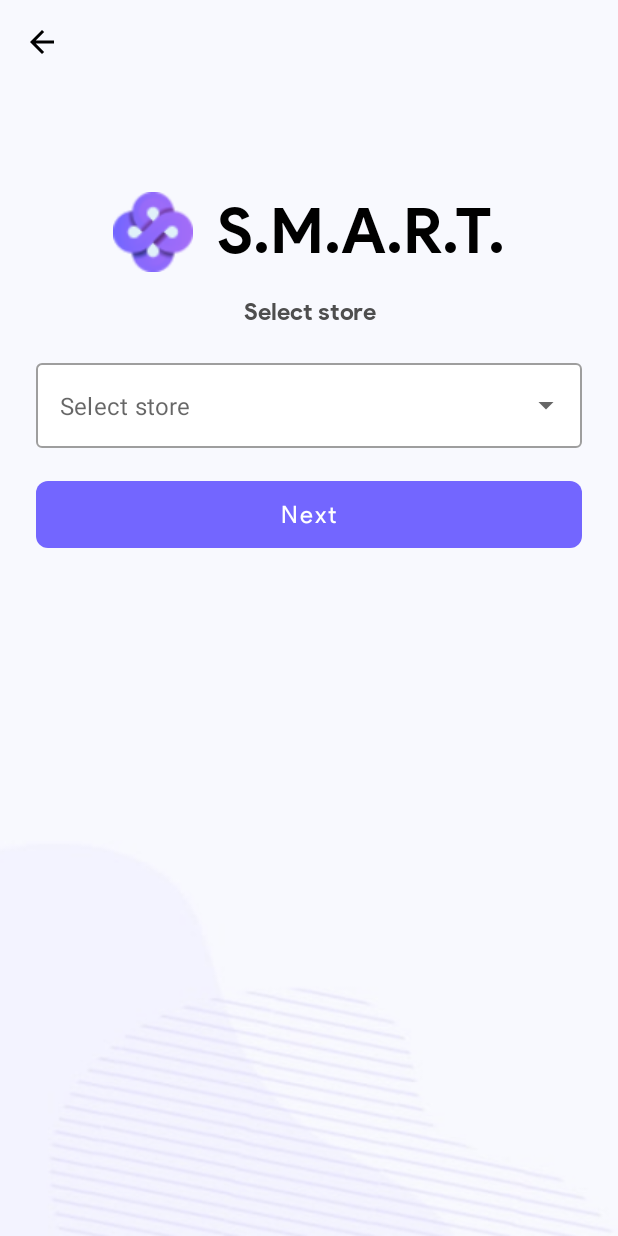
After one commit to pravinkakde003/SMART, an Android app: the SelectStoreActivity screen opened directly, with no data from a screen before it, on a phone screen of 412 x 824 dp. The commit adds this screen. Run offline under Robolectric (Android 15) with nearby library versions, the phone set to English and light mode, and no system bars.

Commit message:
Completed Select Store screen

```diff
--- a/app/src/main/java/com/user/smart/utils/AppConstant.kt
+++ b/app/src/main/java/com/user/smart/utils/AppConstant.kt
@@ -4,5 +4,5 @@ object AppConstant {
     const val LOGIN = "login"
     const val SIGN_UP = "signUp"
     const val DATA_KEY = "signUp"
-    const val SPLASH_SCREEN_DELAY = 3000
+    const val SPLASH_SCREEN_DELAY = 1000
 }
--- /dev/null
+++ b/app/src/main/java/com/user/smart/views/activity/SelectStoreActivity.kt
@@ -0,0 +1,47 @@
+package com.user.smart.views.activity
+
+import android.content.Intent
+import android.os.Bundle
+import android.view.View
+import android.widget.ArrayAdapter
+import android.widget.AutoCompleteTextView
+import androidx.appcompat.app.AppCompatActivity
+import com.user.smart.R
+import com.user.smart.databinding.ActivitySelectStoreBinding
+
+class SelectStoreActivity : AppCompatActivity(), View.OnClickListener {
+    private lateinit var binding: ActivitySelectStoreBinding
+    override fun onCreate(savedInstanceState: Bundle?) {
+        super.onCreate(savedInstanceState)
+        binding = ActivitySelectStoreBinding.inflate(layoutInflater)
+        setContentView(binding.root)
+
+        binding.toolbar.setNavigationOnClickListener {
+            onBackPressed()
+        }
+        val items = listOf(
+            "Fultondale Chevron 7017006",
+            "Fultondale Chevron 7017006 2",
+            "Fultondale Chevron 7017006 3",
+            "Fultondale Chevron 7017006 4"
+        )
+        val adapter = ArrayAdapter(this, R.layout.dropdown_list_item, items)
+        (binding.textField.editText as? AutoCompleteTextView)?.setAdapter(adapter)
+    }
+
+    override fun onBackPressed() {
+        super.onBackPressed()
+        finish()
+        overridePendingTransition(R.anim.fade_in, R.anim.fade_out)
+    }
+
+    override fun onClick(view: View?) {
+        when (view) {
+            binding.nextButton -> {
+                val intent = Intent(this@SelectStoreActivity, ForgetPasswordActivity::class.java)
+                startActivity(intent)
+                overridePendingTransition(R.anim.fade_in, R.anim.fade_out)
+            }
+        }
+    }
+}
--- /dev/null
+++ b/app/src/main/res/drawable/ic_baseline_arrow_back_24.xml
@@ -0,0 +1,5 @@
+<vector android:autoMirrored="true" android:height="24dp"
+    android:tint="#000000" android:viewportHeight="24"
+    android:viewportWidth="24" android:width="24dp" xmlns:android="http://schemas.android.com/apk/res/android">
+    <path android:fillColor="@android:color/white" android:pathData="M20,11H7.83l5.59,-5.59L12,4l-8,8 8,8 1.41,-1.41L7.83,13H20v-2z"/>
+</vector>
--- /dev/null
+++ b/app/src/main/res/layout/activity_select_store.xml
@@ -0,0 +1,88 @@
+<?xml version="1.0" encoding="utf-8"?>
+<androidx.constraintlayout.widget.ConstraintLayout xmlns:android="http://schemas.android.com/apk/res/android"
+    xmlns:app="http://schemas.android.com/apk/res-auto"
+    android:layout_width="match_parent"
+    android:layout_height="match_parent"
+    android:background="@drawable/ic_screen_bg">
+
+    <com.google.android.material.appbar.MaterialToolbar
+        android:id="@+id/toolbar"
+        style="@style/Widget.MaterialComponents.Toolbar.Primary"
+        android:layout_width="match_parent"
+        android:layout_height="?attr/actionBarSize"
+        android:background="@color/app_background_blue"
+        android:elevation="0dp"
+        app:layout_constraintEnd_toEndOf="parent"
+        app:layout_constraintStart_toStartOf="parent"
+        app:layout_constraintTop_toTopOf="parent"
+        app:navigationIcon="@drawable/ic_baseline_arrow_back_24" />
+
+    <com.google.android.material.textview.MaterialTextView
+        android:id="@+id/textviewLogo"
+        style="@style/TextAppearance.Display2"
+        android:layout_width="wrap_content"
+        android:layout_height="wrap_content"
+        android:layout_marginTop="72dp"
+        android:drawableStart="@drawable/ic_app_logo_small"
+        android:drawablePadding="16dp"
+        android:gravity="center"
+        android:text="@string/app_name"
+        android:textColor="@color/black"
+        android:textSize="42sp"
+        app:layout_constraintEnd_toEndOf="parent"
+        app:layout_constraintStart_toStartOf="parent"
+        app:layout_constraintTop_toBottomOf="@id/toolbar" />
+
+    <com.google.android.material.textview.MaterialTextView
+        android:id="@+id/txtDescription"
+        style="@style/OnBoardingDescriptionTextStyle"
+        android:layout_marginTop="16dp"
+        android:gravity="center_horizontal"
+        android:lineSpacingExtra="3dp"
+        android:text="@string/select_store"
+        android:textStyle="bold"
+        app:layout_constraintEnd_toEndOf="parent"
+        app:layout_constraintStart_toStartOf="parent"
+        app:layout_constraintTop_toBottomOf="@id/textviewLogo" />
+
+
+    <com.google.android.material.textfield.TextInputLayout
+        android:id="@+id/textField"
+        style="@style/Widget.MaterialComponents.TextInputLayout.OutlinedBox.ExposedDropdownMenu"
+        android:layout_width="match_parent"
+        android:layout_height="wrap_content"
+        android:layout_marginStart="24dp"
+        android:layout_marginTop="24dp"
+        android:layout_marginEnd="24dp"
+        app:boxBackgroundColor="@color/white"
+        app:hintEnabled="false"
+        app:layout_constraintEnd_toEndOf="parent"
+        app:layout_constraintStart_toStartOf="parent"
+        app:layout_constraintTop_toBottomOf="@id/txtDescription">
+
+        <AutoCompleteTextView
+            android:id="@+id/editText"
+            android:layout_width="match_parent"
+            android:layout_height="wrap_content"
+            android:focusable="false"
+            android:hint="@string/select_store"
+            android:inputType="none" />
+
+    </com.google.android.material.textfield.TextInputLayout>
+
+
+    <com.google.android.material.button.MaterialButton
+        android:id="@+id/nextButton"
+        style="@style/ButtonStyleRoundedFilled"
+        android:layout_width="match_parent"
+        android:layout_marginStart="24dp"
+        android:layout_marginTop="16dp"
+        android:layout_marginEnd="24dp"
+        android:paddingHorizontal="42dp"
+        android:paddingVertical="12dp"
+        android:text="@string/next"
+        app:layout_constraintEnd_toEndOf="parent"
+        app:layout_constraintStart_toStartOf="parent"
+        app:layout_constraintTop_toBottomOf="@id/textField" />
+
+</androidx.constraintlayout.widget.ConstraintLayout>
--- a/app/src/main/res/layout/activity_splash.xml
+++ b/app/src/main/res/layout/activity_splash.xml
@@ -2,7 +2,8 @@
 <androidx.constraintlayout.widget.ConstraintLayout xmlns:android="http://schemas.android.com/apk/res/android"
     xmlns:app="http://schemas.android.com/apk/res-auto"
     style="@style/MatchContentLayout"
-    android:background="@drawable/ic_screen_bg">
+    android:background="@drawable/ic_screen_bg"
+    android:layoutAnimation="@anim/layout_controller">
 
     <!--    android:layoutAnimation="@anim/layout_controller"-->
 
--- a/app/src/main/res/values/strings.xml
+++ b/app/src/main/res/values/strings.xml
@@ -35,5 +35,7 @@
     <string name="txt_login_description">Enter your email and password\nto login</string>
     <string name="remember_me">Remember me</string>
     <string name="forgot_password">Forgot password?</string>
+    <string name="send">Send</string>
     <string name="privacy_policy"><a href="https://prawindroid.blogspot.com/">Privacy Policy</a>  and  <a href="https://prawindroid.blogspot.com/">Terms and conditions</a> </string>
+    <string name="select_store">Select store</string>
 </resources>
```
Also changed, not shown: app/src/main/AndroidManifest.xml (+10 -0 lines), app/src/main/java/com/user/smart/views/activity/ForgetPasswordActivity.kt (added, +38 -0 lines), app/src/main/java/com/user/smart/views/activity/LoginActivity.kt (+14 -8 lines), app/src/main/res/layout/activity_forget_password.xml (added, +85 -0 lines), app/src/main/res/layout/activity_login.xml (+18 -9 lines), app/src/main/res/layout/dropdown_list_item.xml (added, +8 -0 lines).
